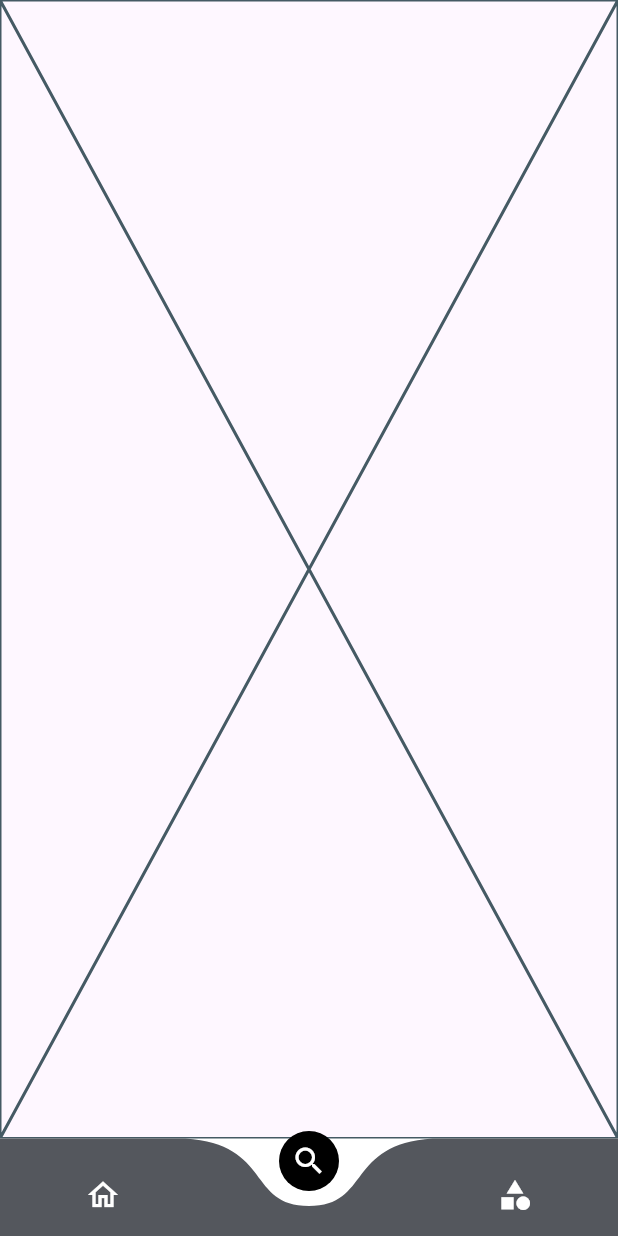
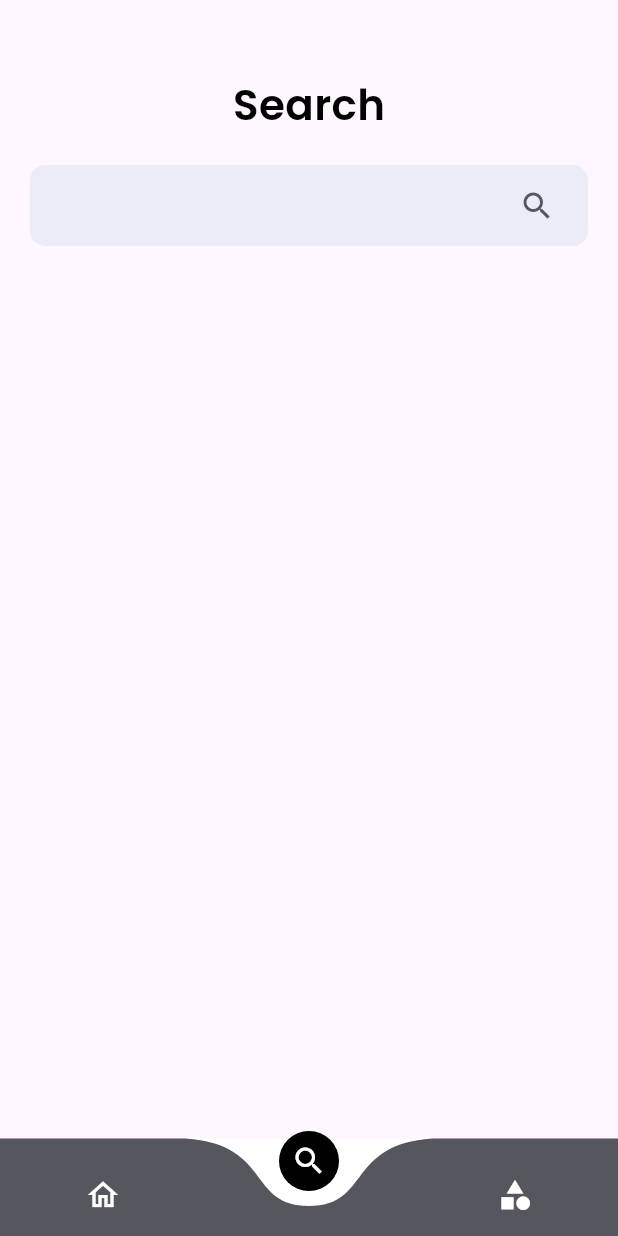
Before and after one commit to underratedbro/sabmilega, a Flutter app: the screen it shows after launch, item 2 of the bottom bar chosen, on a phone screen of 412 x 824 dp. Run offline on Flutter 3.47's test engine with Material 3 defaults, Android fonts, the light colour scheme and no system bars; drawn by our look-alikes of curved_navigation_bar; our stand-ins replace carousel_slider, smooth_page_indicator.

Commit message:
changes made

```diff
--- /dev/null
+++ b/lib/pages/photo_model.dart
@@ -0,0 +1,32 @@
+class PhotosModel{
+  String? url;
+  SrcModel src;
+
+  PhotosModel({this.url, required this.src});
+
+  factory PhotosModel.fromMap(Map<String, dynamic> parsedJson ){
+  return PhotosModel(
+      url: parsedJson["url"],
+      src: SrcModel.fromMap(parsedJson["src"])
+  );
+  }
+
+}
+
+class SrcModel{
+  String? portrait;
+  String? large;
+  String? landscape;
+  String? medium;
+
+  SrcModel({this.portrait, this.large,this.landscape, this.medium});
+
+  factory SrcModel.fromMap(Map<String, dynamic> srcJson){
+    return SrcModel(
+    portrait: srcJson["portrait"],
+      large: srcJson["large"],
+      landscape: srcJson["landscape"],
+      medium: srcJson["medium"],
+    );
+  }
+}
--- a/lib/pages/search.dart
+++ b/lib/pages/search.dart
@@ -1,4 +1,5 @@
 import 'package:flutter/material.dart';
+import 'package:sabmilega/pages/photo_model.dart';
 
 class Search extends StatefulWidget {
   const Search({super.key});
@@ -8,8 +9,38 @@ class Search extends StatefulWidget {
 }
 
 class _SearchState extends State<Search> {
+
+  List<PhotosModel> photos=[];
+  TextEditingController searchcontroller = new TextEditingController();
+
+
   @override
   Widget build(BuildContext context) {
-    return const Placeholder();
+    return Scaffold(
+      body: Container(
+        margin: EdgeInsets.only(top: 50),
+        child: Column(children: [
+        Center(
+          child: Text(
+            "Search",
+             style: TextStyle(color: Colors.black,
+                fontSize: 28.0,
+                fontWeight: FontWeight.bold,
+                fontFamily: 'Poppins' ),
+          ),
+        ),
+          SizedBox(height: 20.0,),
+          Container(
+            padding: EdgeInsets.symmetric(horizontal: 10.0, vertical: 3.0),
+            margin: EdgeInsets.symmetric(horizontal: 20.0),
+            width: MediaQuery.of(context).size.width,
+            decoration: BoxDecoration(color: Color(0xFFececf8),
+                borderRadius: BorderRadius.circular(10)),
+        child: TextField(
+          controller: searchcontroller,
+          decoration: InputDecoration(border: InputBorder.none, suffixIcon: Icon(Icons.search_outlined, color: Color.fromARGB(255, 84, 87, 93),)),
+        ),  )
+      ],),),
+    );
   }
 }
```
Also changed, not shown: lib/pages/categories.dart (+87 -2 lines), images/City.jpg (added), images/Food.jpg (added), images/Wildlife.jpg (added), images/nature.jpg (added).
